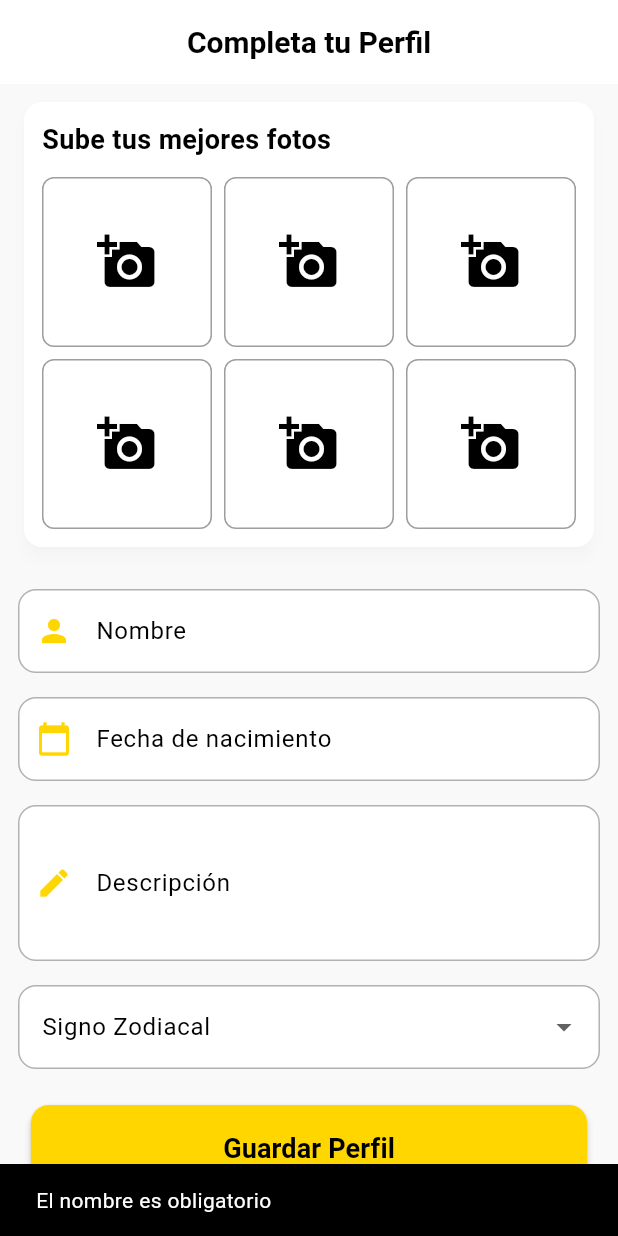
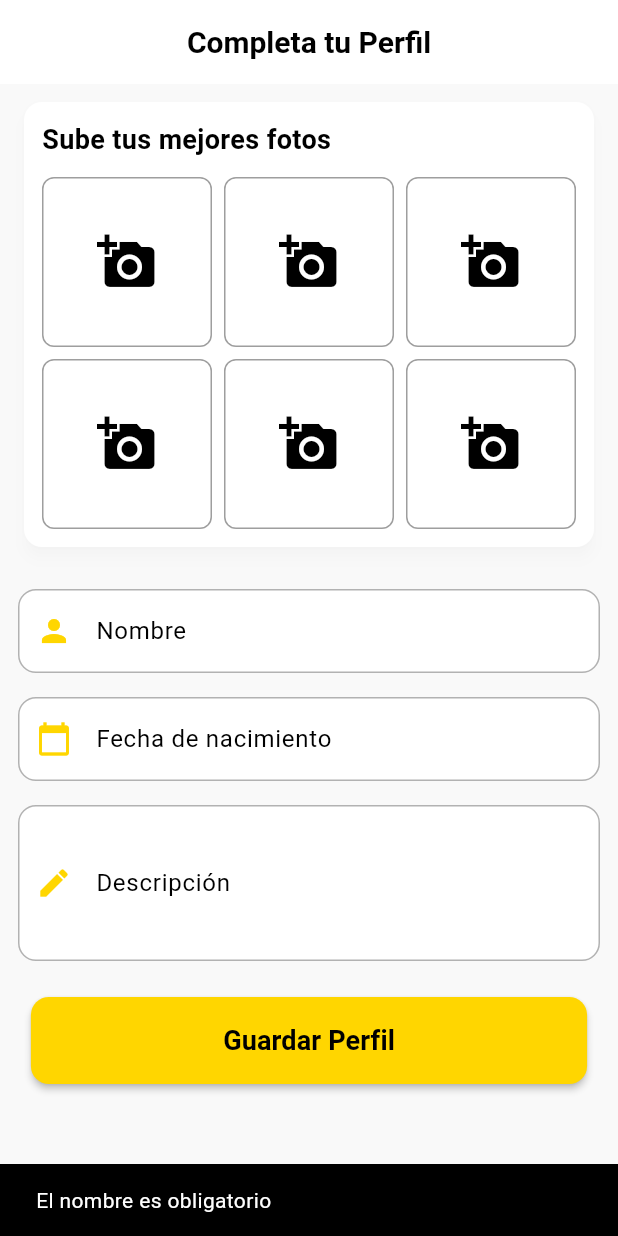
Before and after one commit to JuliLaterza/juvuit_flutter, a Flutter app: the CompleteProfileScreen screen opened directly, after a tap on "Guardar Perfil", on a phone screen of 412 x 824 dp. Run offline on Flutter 3.47's test engine with Material 3 defaults, Android fonts, the phone set to English and light mode, and no system bars; our stand-ins replace cached_network_image, card_swiper, carousel_slider, cloud_firestore, firebase_auth, firebase_core and 5 more; missing offline and left inert: apple_maps_flutter; accounts and stored records are empty.

Commit message:
fix profile_mathcing

```diff
--- a/lib/features/auth/presentation/screens/complete_profile_screen.dart
+++ b/lib/features/auth/presentation/screens/complete_profile_screen.dart
@@ -28,7 +28,6 @@ class _CompleteProfileScreenState extends State<CompleteProfileScreen> {
   final List<String> _preloadedUrls = [];
   final ImagePicker _picker = ImagePicker();
 
-  String? _selectedSign;
   String? _selectedDrink;
 
   Future<void> _pickImage(int index, ImageSource source) async {
@@ -53,6 +52,16 @@ class _CompleteProfileScreenState extends State<CompleteProfileScreen> {
       );
       return false;
     }
+
+    // Validar que la fecha de nacimiento sea obligatoria
+    final birthDate = _formKey.currentState?.selectedBirthDate;
+    if (birthDate == null) {
+      ScaffoldMessenger.of(context).showSnackBar(
+        const SnackBar(content: Text('La fecha de nacimiento es obligatoria')),
+      );
+      return false;
+    }
+
     return true;
   }
 
@@ -105,7 +114,6 @@ class _CompleteProfileScreenState extends State<CompleteProfileScreen> {
     await saveUserProfile(
       name: _nameController.text.trim(),
       description: _descriptionController.text.trim(),
-      sign: _selectedSign,
       birthDate: birthDate,
       photoUrls: photoUrls,
     );
@@ -164,7 +172,6 @@ class _CompleteProfileScreenState extends State<CompleteProfileScreen> {
                   nameController: _nameController,
                   descriptionController: _descriptionController,
                   drinkController: _drinkController,
-                  onSignChanged: (value) => _selectedSign = value,
                   onDrinkChanged: (value) => _selectedDrink = value,
                 ),
                 const SizedBox(height: 24),
--- a/lib/features/auth/presentation/screens/complete_profile_screen_backup.dart
+++ b/lib/features/auth/presentation/screens/complete_profile_screen_backup.dart
@@ -1,4 +1,4 @@
-import 'dart:io';
+/*import 'dart:io';
 import 'package:flutter/material.dart';
 import 'package:image_picker/image_picker.dart';
 import 'package:juvuit_flutter/core/utils/colors.dart';
@@ -229,3 +229,4 @@ class _CompleteProfileScreenState extends State<CompleteProfileScreen> {
     );
   }
 }
+*/
--- a/lib/features/auth/presentation/widgets/complete_profile_form.dart
+++ b/lib/features/auth/presentation/widgets/complete_profile_form.dart
@@ -7,7 +7,6 @@ class CompleteProfileForm extends StatefulWidget {
   final TextEditingController nameController;
   final TextEditingController descriptionController;
   final TextEditingController drinkController;
-  final void Function(String?) onSignChanged;
   final void Function(String?) onDrinkChanged;
   final List<Map<String, dynamic>>? initialSongs;
 
@@ -16,7 +15,6 @@ class CompleteProfileForm extends StatefulWidget {
     required this.nameController,
     required this.descriptionController,
     required this.drinkController,
-    required this.onSignChanged,
     required this.onDrinkChanged,
     this.initialSongs,
   });
@@ -26,7 +24,6 @@ class CompleteProfileForm extends StatefulWidget {
 }
 
 class CompleteProfileFormState extends State<CompleteProfileForm> {
-  String? _selectedSign;
   String? _selectedDrink;
   DateTime? _selectedDate;
   late TextEditingController _dateController;
@@ -40,20 +37,7 @@ class CompleteProfileFormState extends State<CompleteProfileForm> {
   final List<List<Map<String, String>>> _suggestions = List.generate(3, (_) => []);
   final List<bool> _isSearching = List.generate(3, (_) => false);
 
-  final List<Map<String, dynamic>> signosZodiacales = [
-    {'signo': 'Aries', 'icono': Icons.whatshot},
-    {'signo': 'Tauro', 'icono': Icons.grass},
-    {'signo': 'Géminis', 'icono': Icons.wb_twighlight},
-    {'signo': 'Cáncer', 'icono': Icons.nights_stay},
-    {'signo': 'Leo', 'icono': Icons.wb_sunny},
-    {'signo': 'Virgo', 'icono': Icons.eco},
-    {'signo': 'Libra', 'icono': Icons.balance},
-    {'signo': 'Escorpio', 'icono': Icons.water},
-    {'signo': 'Sagitario', 'icono': Icons.architecture},
-    {'signo': 'Capricornio', 'icono': Icons.terrain},
-    {'signo': 'Acuario', 'icono': Icons.bubble_chart},
-    {'signo': 'Piscis', 'icono': Icons.alarm},
-  ];
+
 
   final List<String> _drinks = [
     'Cerveza', 'Fernet', 'WhisCola', 'Vino', 'Whisky', 'Ron',
@@ -161,11 +145,6 @@ class CompleteProfileFormState extends State<CompleteProfileForm> {
         _buildDatePicker(context),
         const SizedBox(height: 16),
         _buildTextArea(widget.descriptionController, 'Descripción', Icons.edit),
-        const SizedBox(height: 16),
-        _buildDropdownField('Signo Zodiacal', signosZodiacales, _selectedSign, (value) {
-          setState(() => _selectedSign = value);
-          widget.onSignChanged(value);
-        }),
       ],
     );
   }
@@ -218,31 +197,7 @@ class CompleteProfileFormState extends State<CompleteProfileForm> {
     );
   }
 
-  Widget _buildDropdownField(String label, List<Map<String, dynamic>> items, String? selectedValue, Function(String?) onChanged) {
-    return DropdownButtonFormField<String>(
-      value: selectedValue,
-      decoration: InputDecoration(
-        labelText: label,
-        border: OutlineInputBorder(borderRadius: BorderRadius.circular(12)),
-        focusedBorder: const OutlineInputBorder(
-          borderSide: BorderSide(color: AppColors.yellow),
-        ),
-      ),
-      items: items.map((item) {
-        return DropdownMenuItem<String>(
-          value: item['signo'],
-          child: Row(
-            children: [
-              Icon(item['icono'], color: AppColors.yellow),
-              const SizedBox(width: 8),
-              Text(item['signo']),
-            ],
-          ),
-        );
-      }).toList(),
-      onChanged: onChanged,
-    );
-  }
+
 
   Widget _buildDropdownList(String label, List<String> items, String? selectedValue, Function(String?) onChanged) {
     return DropdownButtonFormField<String>(
```
Also changed, not shown: lib/features/onboarding/presentation/screens/personality_onboarding_screen.dart (+41 -13 lines).
